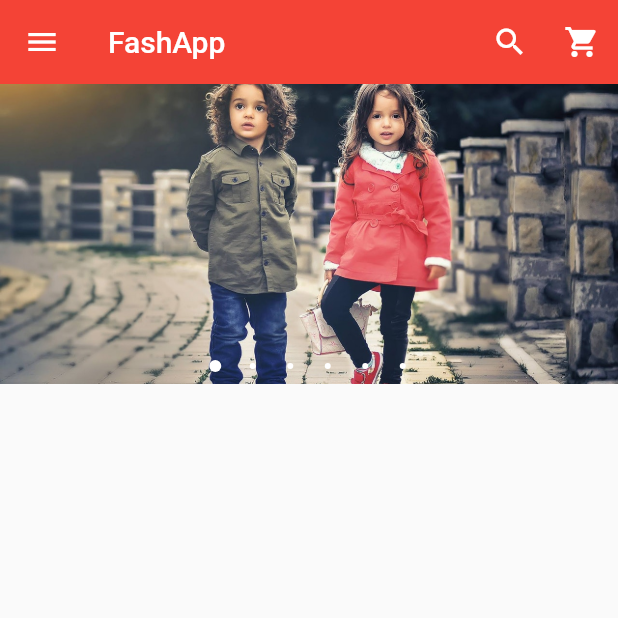
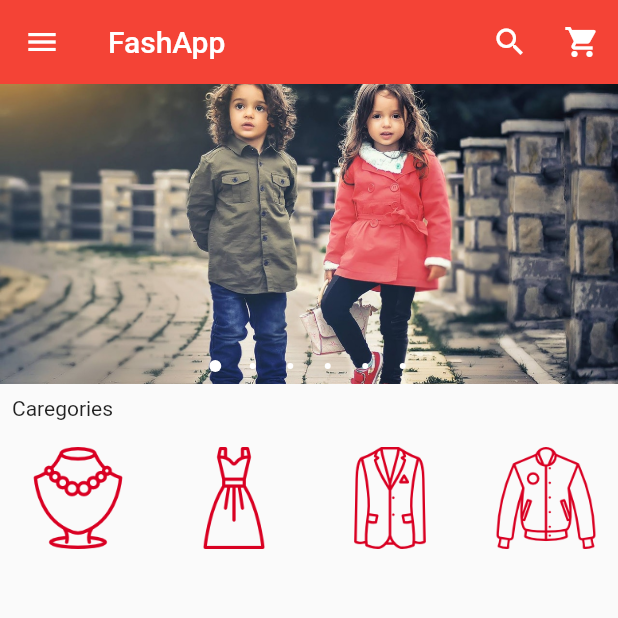
Before and after one commit to Hodosov/e-commerce, a Flutter app: the screen it shows after launch, on a phone screen of 412 x 824 dp, the top half of it. Run offline on Flutter 3.47's test engine with Material 2 defaults, Android fonts, the phone set to English and light mode, and no system bars; drawn by our look-alikes of carousel_pro.

Commit message:
add categories

```diff
--- /dev/null
+++ b/lib/components/horizontal_lustview.dart
@@ -0,0 +1,69 @@
+import 'package:flutter/material.dart';
+
+class HorisontalList extends StatelessWidget {
+  @override
+  Widget build(BuildContext context) {
+    return Container(
+      height: 80,
+      child: ListView(
+        scrollDirection: Axis.horizontal,
+        children: <Widget>[
+          Category(
+              image_locations: 'images/cats/accessories.png',
+              image_caption: 'accessories'),
+          Category(
+              image_locations: 'images/cats/dress.png',
+              image_caption: 'dress'),
+          Category(
+              image_locations: 'images/cats/formal.png',
+              image_caption: 'formal'),
+          Category(
+              image_locations: 'images/cats/informal.png',
+              image_caption: 'informal'),
+          Category(
+              image_locations: 'images/cats/jeans.png',
+              image_caption: 'jeans'),
+          Category(
+              image_locations: 'images/cats/shoe.png',
+              image_caption: 'shoe'),
+          Category(
+              image_locations: 'images/cats/tshirt.png',
+              image_caption: 'tshirt'),
+        ],
+      ),
+    );
+  }
+}
+
+class Category extends StatelessWidget {
+  final String image_locations;
+  final String image_caption;
+
+  Category({required this.image_locations, required this.image_caption});
+
+  @override
+  Widget build(BuildContext context) {
+    return Padding(
+      padding: const EdgeInsets.all(2),
+      child: InkWell(
+        onTap: () {},
+        child: Container(
+          width: 100,
+          child: ListTile(
+            title: Image.asset(
+              image_locations,
+              width: 100,
+              height: 80,
+            ),
+            subtitle: Container(
+              alignment: Alignment.topCenter,
+              child: Text(
+                image_caption, style: const TextStyle(fontSize: 12),
+              ),
+            ),
+          ),
+        ),
+      ),
+    );
+  }
+}
--- a/lib/main.dart
+++ b/lib/main.dart
@@ -1,6 +1,9 @@
 import 'package:flutter/material.dart';
 //переписать на carousel_slider 4.0.0
+// ignore: import_of_legacy_library_into_null_safe
 import 'package:carousel_pro/carousel_pro.dart';
+
+import 'package:flutter_application_1/components/horizontal_lustview.dart';
 
 void main() {
   runApp(MaterialApp(debugShowCheckedModeBanner: false, home: HomePage()));
@@ -16,7 +19,7 @@ class HomePage extends StatefulWidget {
 class _HomePageState extends State<HomePage> {
   @override
   Widget build(BuildContext context) {
-  Widget image_carousel = Container(
+    Widget image_carousel = SizedBox(
       height: 200,
       child: Carousel(
         boxFit: BoxFit.cover,
@@ -130,9 +133,16 @@ class _HomePageState extends State<HomePage> {
           ],
         ),
       ),
-      body: ListView(children: [
-        image_carousel
-      ],),
+      body: ListView(
+        children: <Widget>[
+          image_carousel,
+          const Padding(
+            padding: EdgeInsets.all(8.0),
+            child: Text('Caregories'),
+          ),
+          HorisontalList()
+        ],
+      ),
     );
   }
 }
```
Also changed, not shown: pubspec.yaml (+7 -0 lines).
